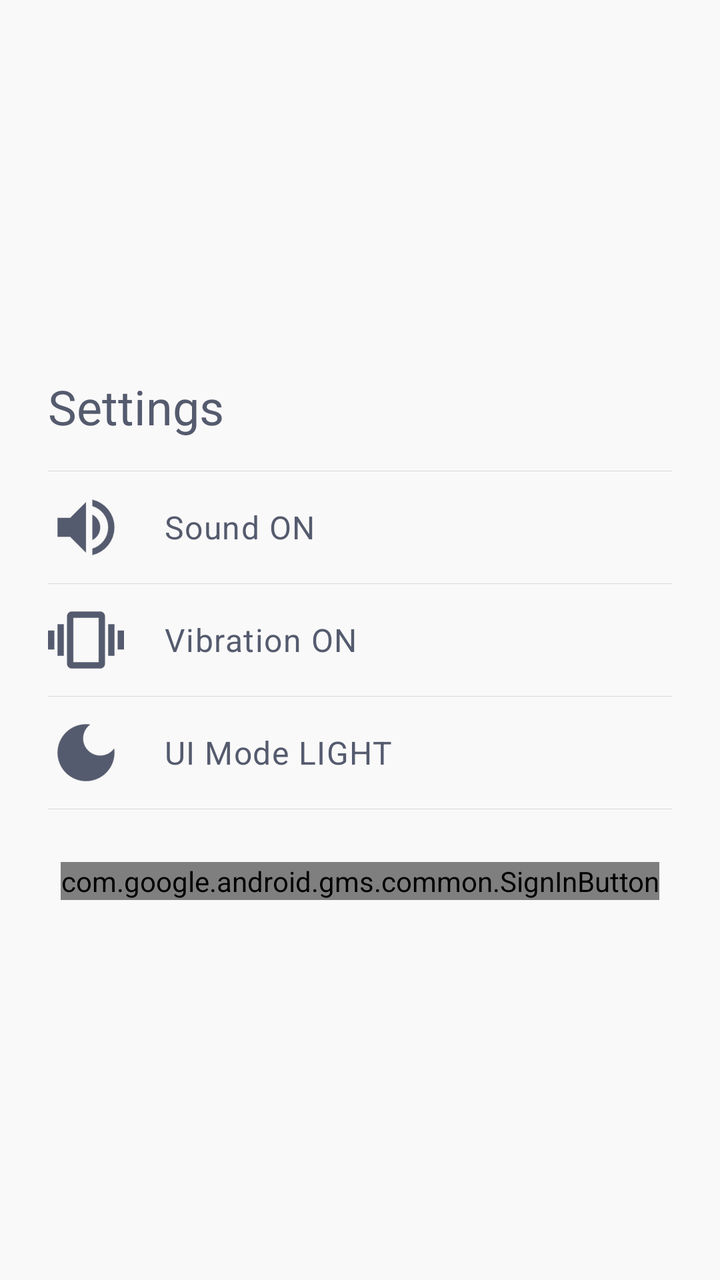
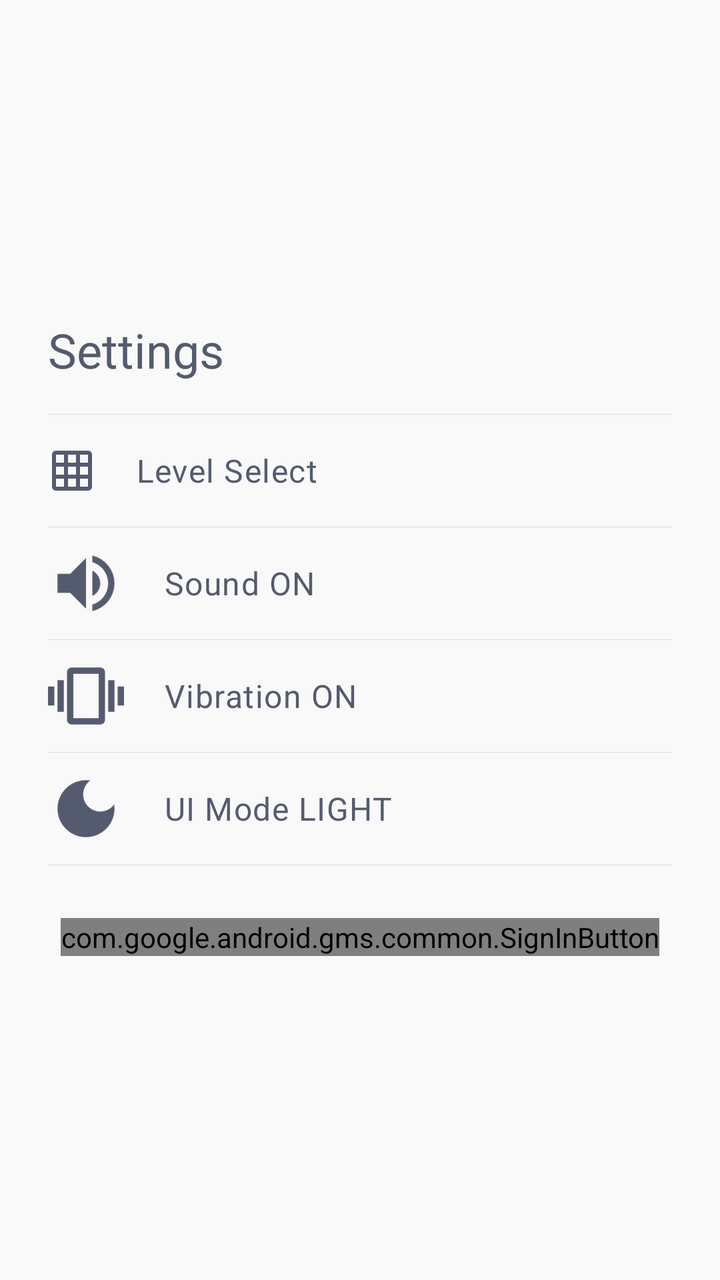

Before-and-after screenshots of an Android layout around one commit, followed by the original layout XML and the change that was made.
<!-- AndroidManifest.xml: application theme Theme.OC -->
<!-- res/layout/settings_fragment.xml -->
<?xml version="1.0" encoding="utf-8"?>
<androidx.appcompat.widget.LinearLayoutCompat xmlns:android="http://schemas.android.com/apk/res/android"
    xmlns:app="http://schemas.android.com/apk/res-auto"
    xmlns:tools="http://schemas.android.com/tools"
    android:layout_width="match_parent"
    android:layout_height="wrap_content"
    android:gravity="center"
    android:orientation="vertical"
    android:paddingVertical="@dimen/default_large_margin"
    app:divider="@drawable/divider"
    app:dividerPadding="@dimen/simple_dialog_left_margin"
    app:showDividers="middle">

    <androidx.appcompat.widget.LinearLayoutCompat
        android:id="@+id/hints_dialog_title"
        android:layout_width="match_parent"
        android:layout_height="@dimen/simple_dialog_header_height"
        android:orientation="horizontal">

        <androidx.appcompat.widget.AppCompatTextView
            android:layout_width="wrap_content"
            android:layout_height="wrap_content"
            android:layout_gravity="center_vertical"
            android:layout_marginStart="@dimen/simple_dialog_left_margin"
            android:text="@string/settings"
            android:textAppearance="@style/TextAppearance.OC.Headline5" />
    </androidx.appcompat.widget.LinearLayoutCompat>

    <androidx.appcompat.widget.LinearLayoutCompat
        android:id="@+id/sound_button"
        android:layout_width="match_parent"
        android:layout_height="@dimen/simple_dialog_item_height"
        android:background="?android:attr/selectableItemBackground"
        android:clickable="true"
        android:focusable="true"
        android:orientation="horizontal">

        <androidx.appcompat.widget.AppCompatImageView
            android:layout_width="wrap_content"
            android:layout_height="wrap_content"
            android:layout_gravity="center_vertical"
            android:layout_marginStart="@dimen/simple_dialog_left_margin"
            android:layout_marginEnd="@dimen/simple_dialog_divider_margin"
            android:contentDescription="@string/sound_on"
            android:src="@drawable/volume_icon"
            app:tint="@color/colorOnPrimary"
            tools:ignore="RtlSymmetry" />

        <androidx.appcompat.widget.AppCompatTextView
            android:layout_width="wrap_content"
            android:layout_height="wrap_content"
            android:layout_gravity="center_vertical"
            android:text="@string/sound_on"
            android:textAppearance="@style/TextAppearance.OC.Body1" />
    </androidx.appcompat.widget.LinearLayoutCompat>

    <androidx.appcompat.widget.LinearLayoutCompat
        android:id="@+id/vibration_button"
        android:layout_width="match_parent"
        android:layout_height="@dimen/simple_dialog_item_height"
        android:background="?android:attr/selectableItemBackground"
        android:clickable="true"
        android:focusable="true"
        android:orientation="horizontal">

        <androidx.appcompat.widget.AppCompatImageView
            android:layout_width="wrap_content"
            android:layout_height="wrap_content"
            android:layout_gravity="center_vertical"
            android:layout_marginStart="@dimen/simple_dialog_left_margin"
            android:layout_marginEnd="@dimen/simple_dialog_divider_margin"
            android:contentDescription="@string/vibration_on"
            android:src="@drawable/vibration_icon"
            app:tint="@color/colorOnPrimary"
            tools:ignore="RtlSymmetry" />

        <androidx.appcompat.widget.AppCompatTextView
            android:layout_width="wrap_content"
            android:layout_height="wrap_content"
            android:layout_gravity="center_vertical"
            android:text="@string/vibration_on"
            android:textAppearance="@style/TextAppearance.OC.Body1" />
    </androidx.appcompat.widget.LinearLayoutCompat>

    <androidx.appcompat.widget.LinearLayoutCompat
        android:id="@+id/ui_mode_button"
        android:layout_width="match_parent"
        android:layout_height="@dimen/simple_dialog_item_height"
        android:background="?android:attr/selectableItemBackground"
        android:clickable="true"
        android:focusable="true"
        android:orientation="horizontal">

        <androidx.appcompat.widget.AppCompatImageView
            android:layout_width="wrap_content"
            android:layout_height="wrap_content"
            android:layout_gravity="center_vertical"
            android:layout_marginStart="@dimen/simple_dialog_left_margin"
            android:layout_marginEnd="@dimen/simple_dialog_divider_margin"
            android:contentDescription="@string/ui_mode_light"
            android:src="@drawable/dark_icon"
            app:tint="@color/colorOnPrimary"
            tools:ignore="RtlSymmetry" />

        <androidx.appcompat.widget.AppCompatTextView
            android:layout_width="wrap_content"
            android:layout_height="wrap_content"
            android:layout_gravity="center_vertical"
            android:text="@string/ui_mode_light"
            android:textAppearance="@style/TextAppearance.OC.Body1" />
    </androidx.appcompat.widget.LinearLayoutCompat>

    <androidx.appcompat.widget.LinearLayoutCompat
        android:layout_width="match_parent"
        android:layout_height="@dimen/simple_dialog_item_height"
        android:layout_marginTop="@dimen/default_margin"
        android:gravity="center"
        android:orientation="vertical">

        <com.google.android.gms.common.SignInButton
            android:id="@+id/google_sign_in_button"
            android:layout_width="wrap_content"
            android:layout_height="wrap_content"
            android:layout_marginHorizontal="@dimen/simple_dialog_left_margin" />
    </androidx.appcompat.widget.LinearLayoutCompat>
</androidx.appcompat.widget.LinearLayoutCompat>
<!-- resources referenced by this layout -->
<resources>
  <color name="colorOnPrimary">#555b6e</color>
  <dimen name="default_large_margin">16dp</dimen>
  <dimen name="default_margin">8dp</dimen>
  <dimen name="simple_dialog_divider_margin">20dp</dimen>
  <dimen name="simple_dialog_header_height">64dp</dimen>
  <dimen name="simple_dialog_item_height">56dp</dimen>
  <dimen name="simple_dialog_left_margin">24dp</dimen>
  <!-- drawable divider (drawable) -->
  <?xml version="1.0" encoding="utf-8"?>
  <shape xmlns:android="http://schemas.android.com/apk/res/android" >
      <size android:height=".1dp"/>
      <solid android:color="@color/itemDividerColor"/>
  </shape>
  <string name="settings">Settings</string>
  <string name="sound_on">Sound ON</string>
  <string name="ui_mode_light">UI Mode LIGHT</string>
  <string name="vibration_on">Vibration ON</string>
  <style name="TextAppearance.OC.Body1" parent="TextAppearance.MaterialComponents.Body1">
          <item name="fontFamily">@font/yantramanav_medium</item>
          <item name="android:textColor">@color/colorOnPrimary</item>
      </style>
  <style name="TextAppearance.OC.Headline5" parent="TextAppearance.MaterialComponents.Headline5">
          <item name="fontFamily">@font/yantramanav_bold</item>
          <item name="android:textColor">@color/colorOnPrimary</item>
      </style>
  <color name="itemDividerColor">#DAD8D8</color>
  <color name="colorPrimary">#89b0ae</color>
  <color name="colorPrimaryVariant">#89b0ae</color>
  <color name="colorSecondary">#bee3db</color>
  <color name="colorSecondaryVariant">#555b6e</color>
  <color name="colorOnSecondary">#89b0ae</color>
  <color name="colorBackground">#faf9f9</color>
  <color name="colorOnBackground">#89b0ae</color>
  <color name="colorSurface">#faf9f9</color>
  <color name="colorOnSurface">#89b0ae</color>
  <color name="colorError">#EE3502</color>
  <color name="colorOnError">#faf9f9</color>
  <color name="navigationBarColor">#80797D88</color>
  <style name="ThemeOverlay.App.MaterialAlertDialog" parent="ThemeOverlay.MaterialComponents.MaterialAlertDialog">
          <item name="colorPrimary">@color/colorOnPrimary</item>
          <item name="colorSecondary">@color/colorSecondary</item>
          <item name="colorSurface">@color/colorSurface</item>
          <item name="colorOnSurface">@color/colorOnPrimary</item>
          <item name="android:backgroundTint">@color/colorSurface</item>
          <item name="titleTextColor">@color/colorSurface</item>
      </style>
  <style name="HehBottomSheetDialogTheme" parent="@style/ThemeOverlay.MaterialComponents.BottomSheetDialog">
          <item name="bottomSheetStyle">@style/HehCustomBottomSheet</item>
      </style>
  <style name="HehCustomBottomSheet" parent="Widget.MaterialComponents.BottomSheet">
          <item name="shapeAppearanceOverlay">@style/CustomShapeAppearanceBottomSheetDialog</item>
      </style>
  <style name="CustomShapeAppearanceBottomSheetDialog">
          <item name="cornerFamily">rounded</item>
          <item name="cornerSizeTopRight">@dimen/default_large_margin</item>
          <item name="cornerSizeTopLeft">@dimen/default_large_margin</item>
          <item name="android:layout_margin">@dimen/default_large_margin</item>
          <item name="cornerSizeBottomRight">0dp</item>
          <item name="cornerSizeBottomLeft">0dp</item>
      </style>
  <!-- unchanged entries left out for length: 5 -->
</resources>

<!-- the commit's change to res/layout/settings_fragment.xml (unified diff, before → after) -->
@@ -24,6 +24,34 @@
             android:layout_marginStart="@dimen/simple_dialog_left_margin"
             android:text="@string/settings"
             android:textAppearance="@style/TextAppearance.OC.Headline5" />
+    </androidx.appcompat.widget.LinearLayoutCompat>
+
+    <androidx.appcompat.widget.LinearLayoutCompat
+        android:id="@+id/level_select_button"
+        android:layout_width="match_parent"
+        android:layout_height="@dimen/simple_dialog_item_height"
+        android:background="?android:attr/selectableItemBackground"
+        android:clickable="true"
+        android:focusable="true"
+        android:orientation="horizontal">
+
+        <androidx.appcompat.widget.AppCompatImageView
+            android:layout_width="wrap_content"
+            android:layout_height="wrap_content"
+            android:layout_gravity="center_vertical"
+            android:layout_marginStart="@dimen/simple_dialog_left_margin"
+            android:layout_marginEnd="@dimen/simple_dialog_divider_margin"
+            android:contentDescription="@string/level_select"
+            android:src="@drawable/outline_grid_on_black_24"
+            app:tint="@color/colorOnPrimary"
+            tools:ignore="RtlSymmetry" />
+
+        <androidx.appcompat.widget.AppCompatTextView
+            android:layout_width="wrap_content"
+            android:layout_height="wrap_content"
+            android:layout_gravity="center_vertical"
+            android:text="@string/level_select"
+            android:textAppearance="@style/TextAppearance.OC.Body1" />
     </androidx.appcompat.widget.LinearLayoutCompat>
 
     <androidx.appcompat.widget.LinearLayoutCompat
<!-- resource entries referenced after the edit -->
@@ -13,6 +13,8 @@
       <size android:height=".1dp"/>
       <solid android:color="@color/itemDividerColor"/>
   </shape>
+  <!-- drawable outline_grid_on_black_24: png bitmap (drawable-hdpi, 138 bytes) -->
+  <string name="level_select">Level Select</string>
   <string name="settings">Settings</string>
   <string name="sound_on">Sound ON</string>
   <string name="ui_mode_light">UI Mode LIGHT</string>
